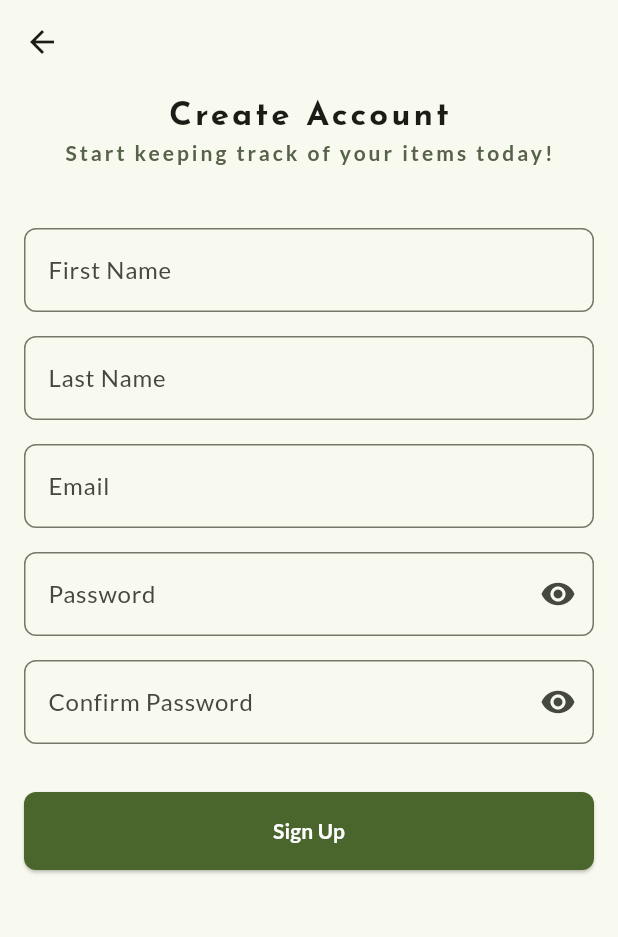
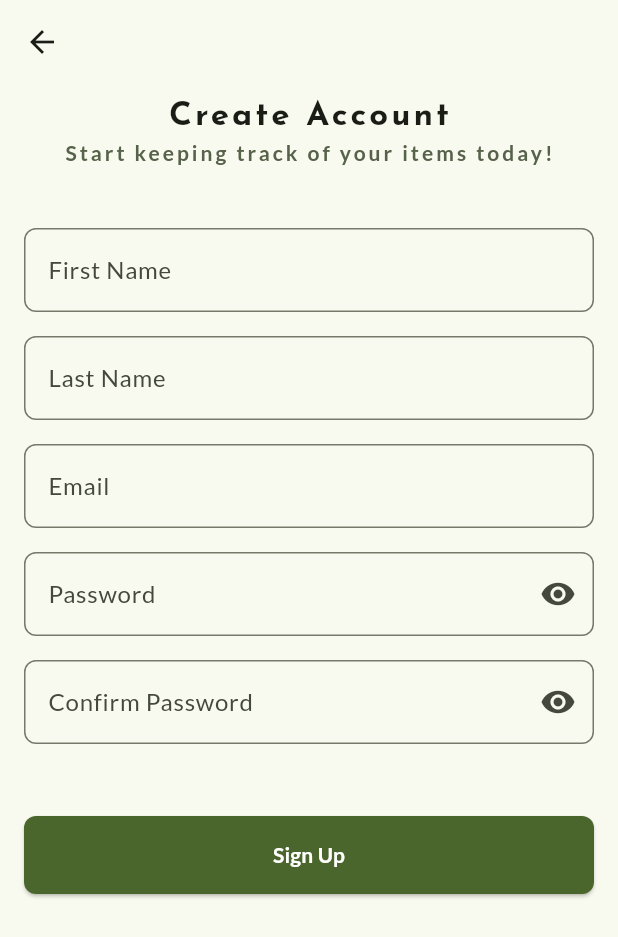
Before and after one commit to faruqonaayo/cyircle_app, a Flutter app: the SignupScreen screen opened directly, on a phone screen of 412 x 824 dp. Shown: the top 937 px of the screen. Run offline on Flutter 3.47's test engine with Material 3 defaults, Android fonts, the phone set to English and light mode, and no system bars; our stand-ins replace google_fonts.

Commit message:
Refactor LoginScreen and SignupScreen layout for improved responsiveness and add form field enhancements

```diff
--- a/lib/screens/signup_screen.dart
+++ b/lib/screens/signup_screen.dart
@@ -8,7 +8,8 @@ class SignupScreen extends StatelessWidget {
     return Scaffold(
       appBar: AppBar(),
       body: SingleChildScrollView(
-        child: Padding(
+        child: Container(
+          width: double.infinity,
           padding: const EdgeInsets.symmetric(vertical: 8, horizontal: 16),
           child: Column(
             crossAxisAlignment: CrossAxisAlignment.center,
@@ -29,7 +30,9 @@ class SignupScreen extends StatelessWidget {
                 ),
               ),
               const SizedBox(height: 40),
-              Form(
+              ConstrainedBox(
+                constraints: BoxConstraints(maxWidth: 500),
+                child: Form(
                   child: Column(
                     spacing: 16,
                     children: [
@@ -86,17 +89,18 @@ class SignupScreen extends StatelessWidget {
                         textCapitalization: TextCapitalization.none,
                         obscureText: true,
                       ),
-                  ],
-                ),
-              ),
-              const SizedBox(height: 32),
+                      const SizedBox(height: 16),
                       SizedBox(
                         width: double.infinity,
                         child: ElevatedButton(
                           onPressed: () {},
                           style: ElevatedButton.styleFrom(
-                    backgroundColor: Theme.of(context).colorScheme.primary,
-                    foregroundColor: Theme.of(context).colorScheme.onPrimary,
+                            backgroundColor: Theme.of(
+                              context,
+                            ).colorScheme.primary,
+                            foregroundColor: Theme.of(
+                              context,
+                            ).colorScheme.onPrimary,
                             shape: RoundedRectangleBorder(
                               borderRadius: BorderRadiusGeometry.circular(8),
                             ),
@@ -112,6 +116,10 @@ class SignupScreen extends StatelessWidget {
                   ),
                 ),
               ),
+            ],
+          ),
+        ),
+      ),
     );
   }
 }
```
Also changed, not shown: lib/screens/login_screen.dart (+16 -8 lines). Lines whose indentation alone changed are shown as unchanged.
